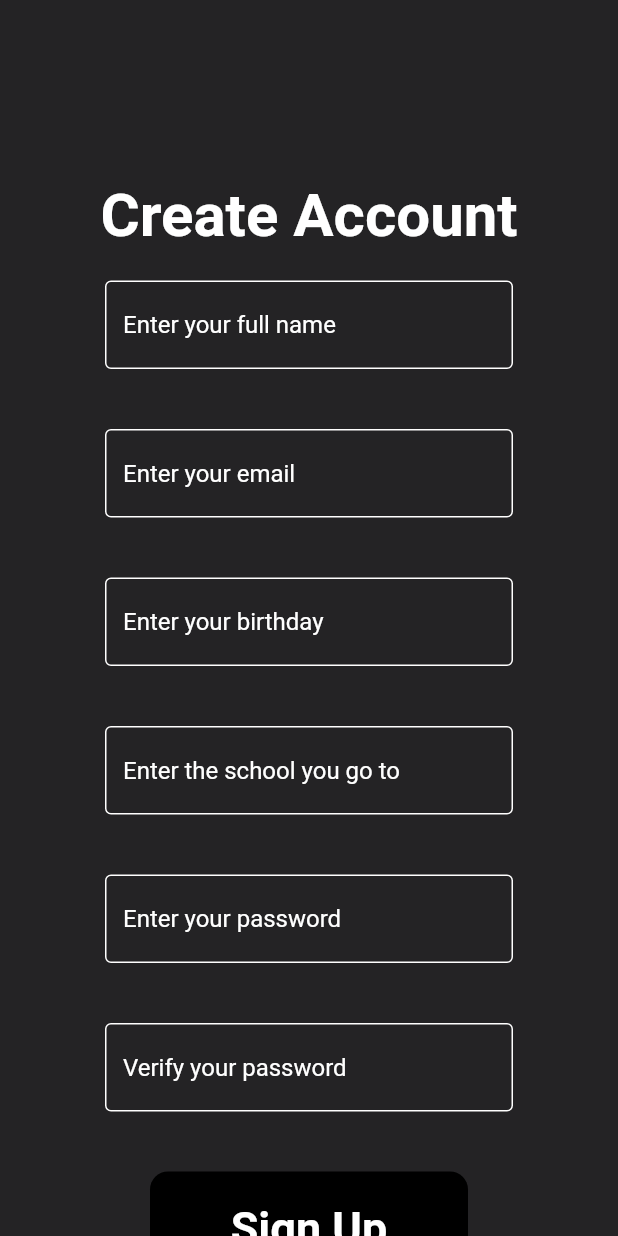
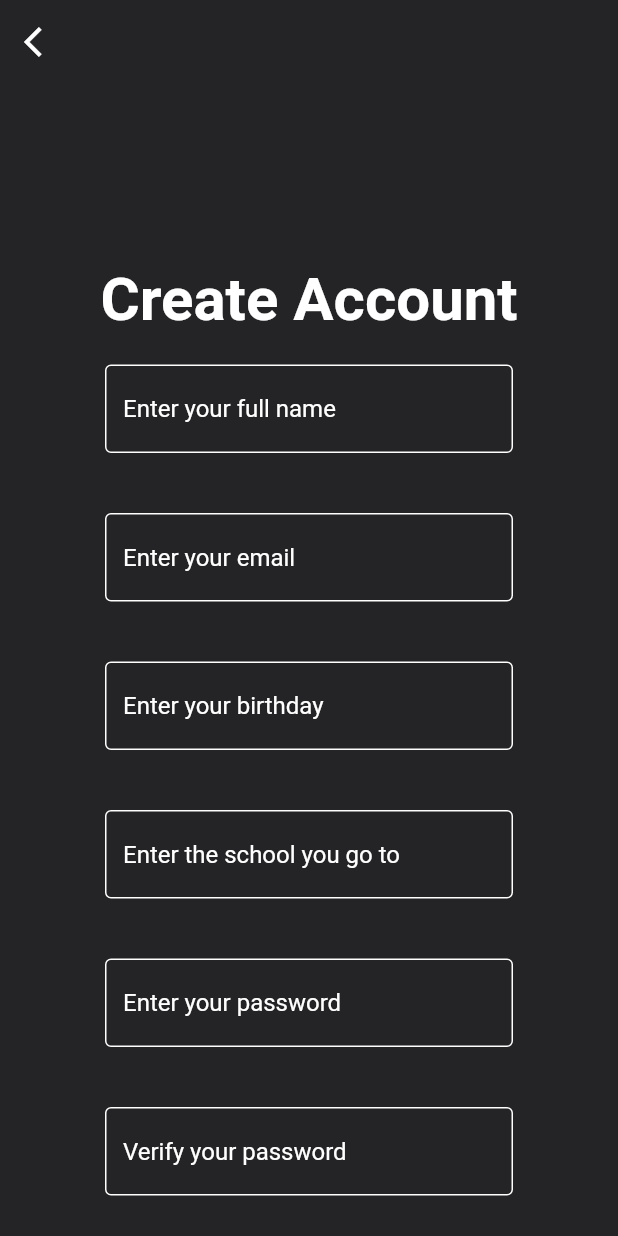
Before and after one commit to Bit-Happens-Hackathon/lucent-app, a Flutter app: the sign_up_screen screen opened by its route, on a phone screen of 412 x 824 dp. Run offline on Flutter 3.47's test engine with Material 3 defaults, Android fonts, the phone set to English and light mode, and no system bars; our stand-ins replace fl_chart, speech_to_text; network calls fail.

Commit message:
navigation update

```diff
--- a/lib/screens/sign_up_screen.dart
+++ b/lib/screens/sign_up_screen.dart
@@ -35,7 +35,7 @@ class _sign_up_screenState extends State<sign_up_screen> {
         body: jsonEncode({
           'name': _nameController.text,
           'email': _emailController.text,
-          'birthdate': _birthDateController.text,  // <-- lowercase d
+          'birthdate': _birthDateController.text,
           'school': _schoolController.text,
           'password': _passwordController.text,
           'confirm_password': _confirmPasswordController.text,
@@ -75,6 +75,14 @@ class _sign_up_screenState extends State<sign_up_screen> {
   Widget build(BuildContext context) {
     return Scaffold(
       backgroundColor: AppColors.background,
+      appBar: AppBar(
+        backgroundColor: AppColors.background,
+        elevation: 0,
+        leading: IconButton(
+          icon: const Icon(Icons.arrow_back_ios, color: Colors.white),
+          onPressed: () => Navigator.pop(context),
+        ),
+      ),
       body: SingleChildScrollView(
         // Add this wrapper
         child: Column(
```
Also changed, not shown: lib/screens/sign_in_screen.dart (+9 -1 lines).
